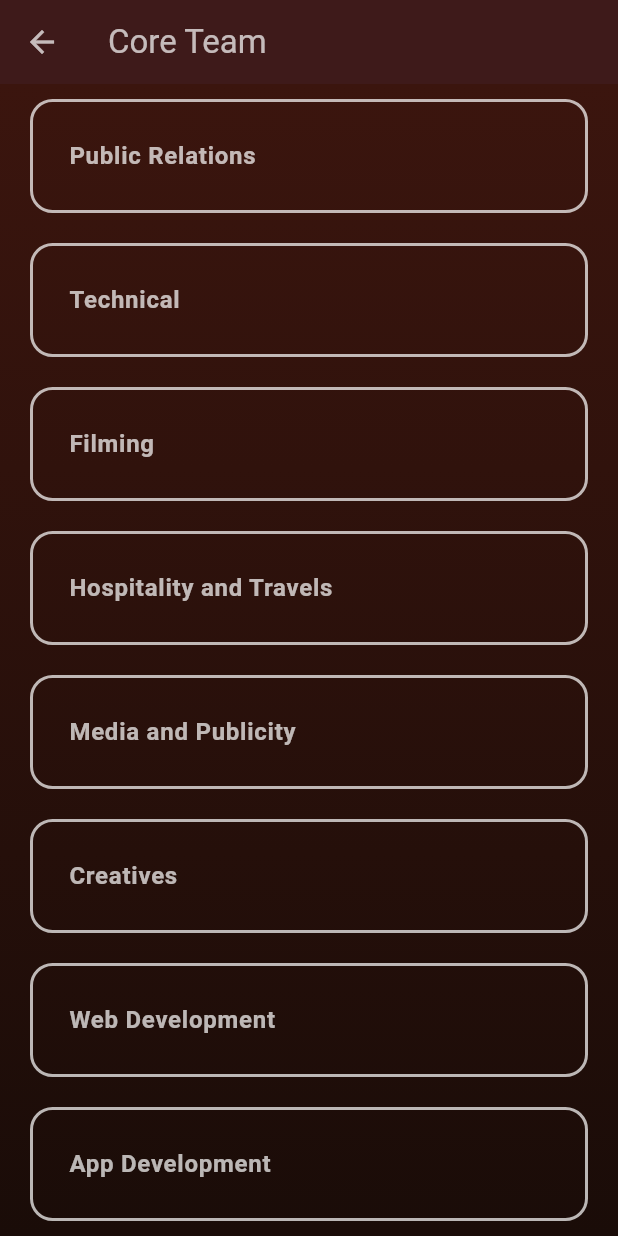
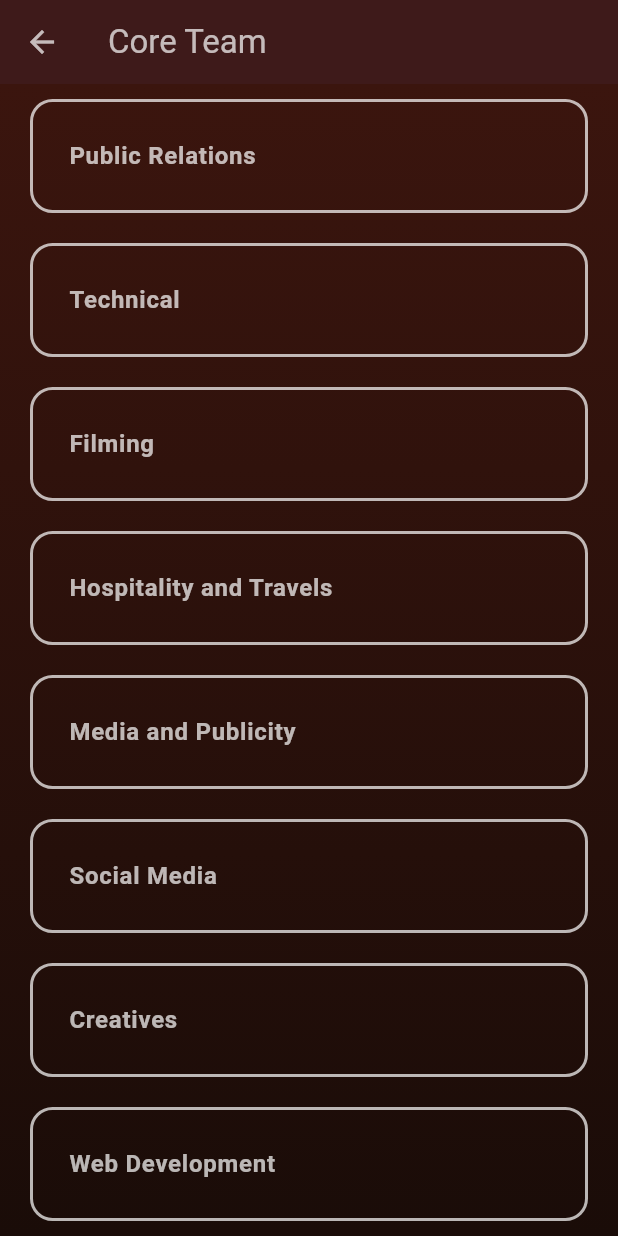
Before and after one commit to deadmoont/Pavilion, a Flutter app: the TeamPage screen opened directly, scrolled down 576 dp, on a phone screen of 412 x 824 dp. Run offline on Flutter 3.47's test engine with Material 3 defaults, Android fonts, the phone set to English and light mode, and no system bars; our stand-ins replace cached_network_image, chewie, cloud_firestore, firebase_core, firebase_messaging, flutter_local_notifications and 11 more; missing offline and left inert: animate_gradient, bottom_bar_matu, carousel_slider_plus, dart:ffi; accounts and stored records are empty; project files that could hold a hidden picture were left out.

Commit message:
teams done

```diff
--- a/lib/screens/TeamsPage.dart
+++ b/lib/screens/TeamsPage.dart
@@ -18,6 +18,7 @@ class _TeamPageState extends State<TeamPage> {
     'Filming',
     'Hospitality and Travels',
     'Media and Publicity',
+    'Social Media',
     'Creatives',
     'Web Development',
     'App Development',
@@ -31,17 +32,23 @@ class _TeamPageState extends State<TeamPage> {
   'name': 'Aditya Arya',
   'role': 'Cultural Secretary',
   'imageUrl':
-            'https://firebasestorage.googleapis.com/v0/b/first-e6681.appspot.com/o/team%2FBoard%20of%20Festival%20Organizers%2FAditya%20Arya%2FAdityaArya%20-%20ADITYA%20KUMAR%20ARYA.png?alt=media&token=9bca7006-b184-49d6-aa49-be0fea3c4057'
+  'https://firebasestorage.googleapis.com/v0/b/first-e6681.appspot.com/o/Effervescence%20clubs%2FBOFO%2FIMG_8267%5B1%5D.jpg?alt=media&token=ac595759-b8bf-4749-afcb-756ecf85baf3'
   },
-      {'name': 'Manoj Pallaki', 'role': 'General Secretary', 'imageUrl': ''},
-      {'name': 'Om Khangat', 'role': 'President', 'imageUrl': ''},
+  {'name': 'Manoj Pallaki',
+  'role': 'General Secretary',
+  'imageUrl': 'https://firebasestorage.googleapis.com/v0/b/first-e6681.appspot.com/o/Effervescence%20clubs%2FBOFO%2FWhatsApp%20Image%202024-10-23%20at%2000.04.19_f9090f4a.jpg?alt=media&token=65854b2d-3291-49cc-84e4-bca74228422a'
+  },
+  {
+  'name': 'Om Khangat',
+  'role': 'President',
+  'imageUrl': 'https://firebasestorage.googleapis.com/v0/b/first-e6681.appspot.com/o/Effervescence%20clubs%2FBOFO%2FWhatsApp%20Image%202024-10-23%20at%2000.04.19_f9090f4a.jpg?alt=media&token=65854b2d-3291-49cc-84e4-bca74228422a'},
   ],
   'Operations head': [
   {
   'name': 'Abhimanyu Choudhary',
   'role': 'Head, Operations Head',
   'imageUrl':
-            'https://firebasestorage.googleapis.com/v0/b/first-e6681.appspot.com/o/team%2FBoard%20of%20Festival%20Organizers%2FAditya%20Arya%2FAdityaArya%20-%20ADITYA%20KUMAR%20ARYA.png?alt=media&token=9bca7006-b184-49d6-aa49-be0fea3c4057'
+  'https://firebasestorage.googleapis.com/v0/b/first-e6681.appspot.com/o/team%2FOperations%20Head%2FAbhimanyu%20Chaudhary%2F419025796_1423823798246150_2772186203953349587_n.jpg?alt=media&token=c7eb34c0-4380-49a7-9eaa-4fbf9ec43b6a'
   },
   ],
   'App Development': [
@@ -75,7 +82,7 @@ class _TeamPageState extends State<TeamPage> {
   'name': 'Rudresh Dabre',
   'role': 'Head, Branding',
   'imageUrl':
-            'https://firebasestorage.googleapis.com/v0/b/first-e6681.appspot.com/o/Effervescence%20clubs%2FBranding%20and%20Logistics%2F20240405_194458%20-%20RUDRESH%20MOHAN%20DABRE-1.jpg?alt=media&token=bb1e79f8-6dc6-4051-bda6-bd1db7abf8f6'
+  'https://firebasestorage.googleapis.com/v0/b/first-e6681.appspot.com/o/Effervescence%20clubs%2FBranding%20and%20Logistics%2FRudresh.jpg?alt=media&token=ba92e601-5a2e-45a3-8a75-a23832e9b313'
   },
   {
   'name': 'Ravi Prakash',
@@ -101,7 +108,7 @@ class _TeamPageState extends State<TeamPage> {
   'name': 'Shashank Arora',
   'role': 'Head, Creatives',
   'imageUrl':
-            'https://firebasestorage.googleapis.com/v0/b/first-e6681.appspot.com/o/Effervescence%20clubs%2FCreatives%2F1725047197541%20-%20Shruti%20Agrawal.jpg?alt=media&token=06d9c603-ba77-49b2-b8bc-f8be3b27a92e'
+  'https://firebasestorage.googleapis.com/v0/b/first-e6681.appspot.com/o/Effervescence%20clubs%2FCreatives%2FWhatsApp%20Image%202024-08-30%20at%2021.28.49_a068404e%20-%20Shashank%20Arora.jpg?alt=media&token=fbf0b2d5-9f9c-451f-bfbf-637bb4f57f64'
   },
   ],
   'Events and Managements': [
@@ -109,45 +116,58 @@ class _TeamPageState extends State<TeamPage> {
   'name': 'Manas Gupta',
   'role': 'Head, Events',
   'imageUrl':
-            'https://firebasestorage.googleapis.com/v0/b/first-e6681.appspot.com/o/Effervescence%20clubs%2FEvents%20and%20Managements%2FIMG_2061%20-%20MANAS%20GUPTA.jpeg?alt=media&token=9c35e178-3d65-4958-8638-667bdf555749'
+  'https://firebasestorage.googleapis.com/v0/b/first-e6681.appspot.com/o/Effervescence%20clubs%2FEvents%20and%20Managements%2FIMG_2061%20-%20MANAS%20GUPTA%20(1).jpeg?alt=media&token=cf2294fc-0fce-4459-b7bf-b25428d6050e'
   },
   {
   'name': 'Aryan Shah',
   'role': 'Head, Events',
   'imageUrl':
-            'https://firebasestorage.googleapis.com/v0/b/first-e6681.appspot.com/o/Effervescence%20clubs%2FEvents%20and%20Managements%2FDE50223D-02FE-4FF5-ADBC-B24930A420C4%20-%20Aryan%20Shah.jpeg?alt=media&token=9e7e17a6-4c6e-44f2-8c08-b036a68ed856'
+  'https://firebasestorage.googleapis.com/v0/b/first-e6681.appspot.com/o/Effervescence%20clubs%2FEvents%20and%20Managements%2FDE50223D-02FE-4FF5-ADBC-B24930A420C4%20-%20Aryan%20Shah%20(2).jpeg?alt=media&token=b734826b-71ec-40c7-946e-bbe1c682e43d'
   },
   {
   'name': 'Ravindra Chaudhary',
   'role': 'Head, Events',
   'imageUrl':
-            'https://firebasestorage.googleapis.com/v0/b/first-e6681.appspot.com/o/Effervescence%20clubs%2FEvents%20and%20Managements%2FIMG_2061%20-%20MANAS%20GUPTA.jpeg?alt=media&token=9c35e178-3d65-4958-8638-667bdf555749'
+  'https://firebasestorage.googleapis.com/v0/b/first-e6681.appspot.com/o/Effervescence%20clubs%2FEvents%20and%20Managements%2FScreenshot%202024-10-22%20at%2011.53.17%E2%80%AFPM.png?alt=media&token=5256f2b2-fb72-4457-8008-9fb8783c0c9b'
   },
+  ],
+    'Overall coordinators': [
+      {
+      'name': 'Ansh Gadwal',
+      'role': 'Overall Coordinator',
+      'imageUrl': 'https://firebasestorage.googleapis.com/v0/b/first-e6681.appspot.com/o/team%2FOverall%20coordinators%2FAnsh%20Gadwal%2Fansh%20gadwal.png?alt=media&token=05f77d2b-6099-4dca-ba34-ea83b2de268c',
+      },
+      {
+        'name': 'Ayush Saxena',
+        'role': 'Overall Coordinator',
+        'imageUrl': 'https://firebasestorage.googleapis.com/v0/b/first-e6681.appspot.com/o/team%2FOverall%20coordinators%2FAyush%20Saxena%2FIMG_20240823_182438%20-%20Ayush%20Saxena.jpg?alt=media&token=fb8cca71-08c6-4130-8c28-f1be268e2d83',
+      },
+
     ],
   'Filming': [
   {
   'name': 'Ashutosh',
   'role': 'Head, Filming',
   'imageUrl':
-            'https://firebasestorage.googleapis.com/v0/b/first-e6681.appspot.com/o/Effervescence%20clubs%2FFilming%2F20230428_154532%20-%20Ashutosh.jpg?alt=media&token=7a115294-f32e-4456-8dbf-253428562e47'
+  'https://firebasestorage.googleapis.com/v0/b/first-e6681.appspot.com/o/Effervescence%20clubs%2FFilming%2F20230428_154532%20-%20Ashutosh%20(1).jpg?alt=media&token=766917cb-8c0c-4a81-9e3c-d945fbb35cb3'
   },
   {
   'name': 'Harsh Shah',
   'role': 'Head, Filming',
   'imageUrl':
-            'https://firebasestorage.googleapis.com/v0/b/first-e6681.appspot.com/o/Effervescence%20clubs%2FFilming%2FIMG_20240828_161848%20-%20HARSH%20KAMLESHKUMAR%20SHAH.jpg?alt=media&token=0758d795-b6a9-4633-95a2-bb89f6683ccf'
+  'https://firebasestorage.googleapis.com/v0/b/first-e6681.appspot.com/o/Effervescence%20clubs%2FFilming%2FIMG_20240828_161848%20-%20HARSH%20KAMLESHKUMAR%20SHAH%20(1).jpg?alt=media&token=9b4ed20e-e7a7-4ef7-8e9b-4ce9e6376768'
   },
   {
   'name': 'Siddharth Thota',
   'role': 'Head, Filming',
   'imageUrl':
-            'https://firebasestorage.googleapis.com/v0/b/first-e6681.appspot.com/o/Effervescence%20clubs%2FFilming%2FIMG_4464%20-%20siddhartha%20thota.jpeg?alt=media&token=a4ea7194-3c7c-46a2-974a-b4ca250e12a1'
+  'https://firebasestorage.googleapis.com/v0/b/first-e6681.appspot.com/o/Effervescence%20clubs%2FFilming%2FROHIT%20G.png?alt=media&token=5a75e46c-6ab4-4477-9140-012c588675c9'
   },
   {
   'name': 'Rohith G',
   'role': 'Head, Filming',
   'imageUrl':
-            'https://firebasestorage.googleapis.com/v0/b/first-e6681.appspot.com/o/Effervescence%20clubs%2FFilming%2FIMG_20240828_161848%20-%20HARSH%20KAMLESHKUMAR%20SHAH.jpg?alt=media&token=0758d795-b6a9-4633-95a2-bb89f6683ccf'
+  'https://firebasestorage.googleapis.com/v0/b/first-e6681.appspot.com/o/Effervescence%20clubs%2FFilming%2FROHIT%20G.png?alt=media&token=5a75e46c-6ab4-4477-9140-012c588675c9'
   },
   ],
   'Web Development': [
@@ -175,147 +195,132 @@ class _TeamPageState extends State<TeamPage> {
   'name': 'Shreeta Mishra',
   'role': 'Head, Sponsorship',
   'imageUrl':
-            'https://firebasestorage.googleapis.com/v0/b/first-e6681.appspot.com/o/team%2FSponsorship%20and%20marketing%2FIMG_9476%20-%20Shreeta%20Mishra.jpeg?alt=media&token=7f8d2b02-c06e-4e76-8359-2c9803850bcb'
+  'https://firebasestorage.googleapis.com/v0/b/first-e6681.appspot.com/o/Effervescence%20clubs%2FSponsorship%20and%20marketing%2FIMG_9476%20-%20Shreeta%20Mishra.jpeg?alt=media&token=7f8d2b02-c06e-4e76-8359-2c9803850bcb'
   },
   {
   'name': 'Sagnik Mandal',
   'role': 'Head, Sponsorship',
   'imageUrl':
-            'https://firebasestorage.googleapis.com/v0/b/first-e6681.appspot.com/o/team%2FSponsorship%20and%20marketing%2FSagnik_Mandal%20-%20Hrishika%20Singh.png?alt=media&token=e5959d84-9566-4ba1-94a5-bc7f134aa2b1'
+  'https://firebasestorage.googleapis.com/v0/b/first-e6681.appspot.com/o/Effervescence%20clubs%2FSponsorship%20and%20marketing%2FSagnik_Mandal%20-%20Hrishika%20Singh.png?alt=media&token=e5959d84-9566-4ba1-94a5-bc7f134aa2b1'
   },
   {
   'name': 'Parimal Amrutkar',
   'role': 'Head, Sponsorship',
   'imageUrl':
-            'https://firebasestorage.googleapis.com/v0/b/first-e6681.appspot.com/o/team%2FSponsorship%20and%20marketing%2FSAVE_20231011_231141%20-%20PARIMAL%20SHASHIKANT%20AMRUTKAR.jpg?alt=media&token=2b4cc02c-294b-4a28-a2a3-e76556ebb85e'
+  'https://firebasestorage.googleapis.com/v0/b/first-e6681.appspot.com/o/Effervescence%20clubs%2FSponsorship%20and%20marketing%2FSAVE_20231011_231141%20-%20PARIMAL%20SHASHIKANT%20AMRUTKAR.jpg?alt=media&token=2b4cc02c-294b-4a28-a2a3-e76556ebb85e'
   },
   {
   'name': 'Aakif Nehal',
   'role': 'Head, Sponsorship',
   'imageUrl':
-            'https://firebasestorage.googleapis.com/v0/b/first-e6681.appspot.com/o/team%2FSponsorship%20and%20marketing%2FIMG_9476%20-%20Shreeta%20Mishra.jpeg?alt=media&token=7f8d2b02-c06e-4e76-8359-2c9803850bcb'
+  'https://firebasestorage.googleapis.com/v0/b/first-e6681.appspot.com/o/Effervescence%20clubs%2FSponsorship%20and%20marketing%2FScreenshot%202024-10-23%20at%2012.10.30%E2%80%AFAM.png?alt=media&token=6f1e38c7-48a3-47f6-9747-9cd2ed899aaa'
   },
   ],
-    // 'Media and Publicity': [
-    //   {
-    //     'name': 'Harsh Singh',
-    //     'role': 'Head, Media and Publicity',
-    //     'imageUrl': ''
-    //   },
-    //   {
-    //     'name': 'Ria Chugh',
-    //     'role': 'Head, Media and Publicity',
-    //     'imageUrl': 'https://firebasestorage.googleapis.com/v0/b/first-e6681.appspot.com/o/team%2FMedia%20and%20Publicity%2Fria%20-%20RIA%20CHUGH-1.jpg?alt=media&token=9319ba96-979f-404e-9848-ec85559fe135'
-    //   },
-    //   {
-    //     'name': 'Dimple Bhondekar',
-    //     'role': 'Head, Media and Publicity',
-    //     'imageUrl': 'https://firebasestorage.googleapis.com/v0/b/first-e6681.appspot.com/o/team%2FMedia%20and%20Publicity%2F53650968675_7b67d41c53_o%20-%20DIMPLE%20BHONDEKAR-1.jpg?alt=media&token=4fbbb6a6-a177-4bfa-b2a9-12b1e91de23b'
-    //   },
-    //   {
-    //     'name': 'Nilesh Chaubey',
-    //     'role': 'Head, Media and Publicity',
-    //     'imageUrl': 'https://firebasestorage.googleapis.com/v0/b/first-e6681.appspot.com/o/team%2FMedia%20and%20Publicity%2F53650968675_7b67d41c53_o%20-%20DIMPLE%20BHONDEKAR-1.jpg?alt=media&token=4fbbb6a6-a177-4bfa-b2a9-12b1e91de23b'
-    //   },
-    // ],
   'Finance': [
   {
   'name': 'Chirag Paliwal',
   'role': 'Head, Finance',
-        'imageUrl': 'https://example.com/path_to_ananya_image.jpg'
+  'imageUrl': 'https://firebasestorage.googleapis.com/v0/b/first-e6681.appspot.com/o/Effervescence%20clubs%2FFinance%2Fchairag%20paliWAL.png?alt=media&token=346fef6c-4199-4dc2-bfbb-eaf45e5e42cf'
   },
   ],
   'Hospitality and Travels': [
   {
   'name': 'Nikunj Agrawal',
   'role': 'Head, Hospitality',
-        'imageUrl': 'https://example.com/path_to_neha_image.jpg'
+  'imageUrl': 'https://firebasestorage.googleapis.com/v0/b/first-e6681.appspot.com/o/Effervescence%20clubs%2FHospitality%20And%20Travels%2FHeads%2FNikunj%20Agarwal%2FIMG-20240518-WA0065%20-%20Nikunj%20Agarwal.jpg?alt=media&token=092d27dd-d597-4328-84d4-1f3e5e9e3b19'
   },
   {
   'name': 'Hrishika Singh',
   'role': 'Head, Travels',
-        'imageUrl': 'https://example.com/path_to_kunal_image.jpg'
+  'imageUrl': 'https://firebasestorage.googleapis.com/v0/b/first-e6681.appspot.com/o/Effervescence%20clubs%2FHospitality%20And%20Travels%2FHeads%2FHrishika%20Singh%2FHrishika_Singh%20-%20Hrishika%20Singh.jpg?alt=media&token=697be1f5-29d4-414d-a758-16d58a988a7e'
   },
   {
   'name': 'Mohit Bajaj',
   'role': 'Head, Travels',
-        'imageUrl': 'https://example.com/path_to_kunal_image.jpg'
+  'imageUrl': 'https://firebasestorage.googleapis.com/v0/b/first-e6681.appspot.com/o/Effervescence%20clubs%2FHospitality%20And%20Travels%2FHeads%2FMohit%20Bajaj%2F20230822_230529%20-%20Mohit%20Bajaj.jpg?alt=media&token=90a82ea3-1d72-4505-9249-e9b03503a7c9'
   },
   {
   'name': 'Khushi Mehta',
   'role': 'Head, Travels',
-        'imageUrl': 'https://example.com/path_to_kunal_image.jpg'
+  'imageUrl': 'https://firebasestorage.googleapis.com/v0/b/first-e6681.appspot.com/o/Effervescence%20clubs%2FHospitality%20And%20Travels%2FHeads%2FKhushi%20Mehta%2FIMG_6592%20-%20Khushi%20Mehta.jpeg?alt=media&token=9f85c609-2f08-488f-8fed-511dee284209'
   },
   ],
   'Public Relations': [
   {
   'name': 'Tanay Falor',
   'role': 'Head, Public Relations',
-        'imageUrl': 'https://example.com/path_to_priya_image.jpg'
+  'imageUrl': 'https://firebasestorage.googleapis.com/v0/b/first-e6681.appspot.com/o/Effervescence%20clubs%2FPublic%20Relation%2FHeads%2FTanay%20Falor%2FIMG_20230929_153445%20-%20Tanay%20(1)%20(1).jpg?alt=media&token=7be69860-1c5f-4a1b-a36d-e987451da6eb'
   },
   {
   'name': 'Ksshittij Karthik',
   'role': 'Head, Public Relations',
-        'imageUrl': 'https://example.com/path_to_priya_image.jpg'
+  'imageUrl': 'https://firebasestorage.googleapis.com/v0/b/first-e6681.appspot.com/o/Effervescence%20clubs%2FPublic%20Relation%2FHeads%2FKsshittij%20Karthik%2FIMG_9475%20-%20kshitij%20karthik%20E%20(1)%20(1).jpg?alt=media&token=4c6df4fd-825a-4df9-8946-d2d5fb71b8bc'
   },
   {
   'name': 'Prakhar Shukla',
   'role': 'Head, Public Relations',
-        'imageUrl': 'https://example.com/path_to_priya_image.jpg'
+  'imageUrl': 'https://firebasestorage.googleapis.com/v0/b/first-e6681.appspot.com/o/Effervescence%20clubs%2FPublic%20Relation%2FHeads%2FPrakhar%20Shukla%2FScreenshot%202024-10-22%20at%2011.54.36%E2%80%AFPM%20(1).png?alt=media&token=d2490cb3-6004-4f04-927f-2765bc6132db'
   },
   {
   'name': 'Devya Gupta',
   'role': 'Head, Public Relations',
-        'imageUrl': 'https://example.com/path_to_priya_image.jpg'
+  'imageUrl': 'https://firebasestorage.googleapis.com/v0/b/first-e6681.appspot.com/o/Effervescence%20clubs%2FPublic%20Relation%2FHeads%2FDevya%20Gupta%2F20240119_211603%20-%20DEVYA%20GUPTA-min.jpg?alt=media&token=2d27cc49-7caf-4b44-bc8a-6c532b42778e'
   },
   ],
   'Social Media': [
   {
+  'name': 'Rishika Aggarwal',
+  'role': 'Head, Social Media',
+  'imageUrl': 'https://firebasestorage.googleapis.com/v0/b/first-e6681.appspot.com/o/Effervescence%20clubs%2FSocial%20Media%2FHeads%2FRishika%20Agarwal%2FRISHIKA%20AGARWAL.png?alt=media&token=b1a307c2-792a-4a8b-894a-6e5eb2f6f0b1'
+  },
+  ],
+  'Media and Publicity': [
+  {
   'name': 'Harsh Singh',
-        'role': 'Head, Social Media',
-        'imageUrl': 'https://example.com/path_to_sakshi_image.jpg'
+  'role': 'Head, Media',
+  'imageUrl': 'https://firebasestorage.googleapis.com/v0/b/first-e6681.appspot.com/o/Effervescence%20clubs%2FMedia%20and%20Publicity%2FScreenshot%202024-10-22%20at%2011.50.05%E2%80%AFPM.png?alt=media&token=90db7438-835c-4ee3-8f45-8b6cb3bdd11d'
   },
   {
   'name': 'Ria Chugh',
-        'role': 'Head, Social Media',
-        'imageUrl': 'https://example.com/path_to_vikram_image.jpg'
+  'role': 'Head, Media',
+  'imageUrl': 'https://firebasestorage.googleapis.com/v0/b/first-e6681.appspot.com/o/Effervescence%20clubs%2FMedia%20and%20Publicity%2Fria%20-%20RIA%20CHUGH-1.jpg?alt=media&token=9319ba96-979f-404e-9848-ec85559fe135'
   },
   {
   'name': 'Nilesh Chaubey',
-        'role': 'Head, Social Media',
-        'imageUrl': 'https://example.com/path_to_vikram_image.jpg'
+  'role': 'Head, Media',
+  'imageUrl': 'https://firebasestorage.googleapis.com/v0/b/first-e6681.appspot.com/o/Effervescence%20clubs%2FMedia%20and%20Publicity%2FNILESH.png?alt=media&token=d48b5c0c-6a24-4b6f-801d-0860674cfaaa'
   },
   {
   'name': 'Dimple Bhondekar',
   'role': 'Head, Social Media',
-        'imageUrl': 'https://example.com/path_to_vikram_image.jpg'
+  'imageUrl': 'https://firebasestorage.googleapis.com/v0/b/first-e6681.appspot.com/o/Effervescence%20clubs%2FMedia%20and%20Publicity%2F53650968675_7b67d41c53_o%20-%20DIMPLE%20BHONDEKAR-1.jpg?alt=media&token=4fbbb6a6-a177-4bfa-b2a9-12b1e91de23b'
   },
   ],
   'Technical': [
   {
   'name': 'Parth Dhokane',
   'role': 'Head, Technical',
-        'imageUrl': 'https://example.com/path_to_rohan_image.jpg'
+  'imageUrl': 'https://firebasestorage.googleapis.com/v0/b/first-e6681.appspot.com/o/Effervescence%20clubs%2FTechnical%2FHeads%2FParth%20Dhokane%2Feffe_photo%20-%20Parth%20Dhokane.jpeg?alt=media&token=efbcb546-1a22-49df-9e78-7ac379df84e2'
   },
   {
   'name': 'Abhishek Kumar',
   'role': 'Head, Technical',
-        'imageUrl': 'https://example.com/path_to_sanya_image.jpg'
+  'imageUrl': 'https://firebasestorage.googleapis.com/v0/b/first-e6681.appspot.com/o/Effervescence%20clubs%2FTechnical%2FHeads%2FAbhishek%20Kumar%2FAbhishek%20-%20ABHISHEK%20KUMAR.jpg?alt=media&token=89dc79a7-0419-482f-a362-763dcbb1adf0'
   },
   {
   'name': 'Srijan Jain',
   'role': 'Head, Technical',
-        'imageUrl': 'https://example.com/path_to_sanya_image.jpg'
+  'imageUrl': 'https://firebasestorage.googleapis.com/v0/b/first-e6681.appspot.com/o/Effervescence%20clubs%2FTechnical%2FHeads%2FSrijan%20Jain%2FIMG-20240419-WA0000%20-%20srijan%20jain.jpg?alt=media&token=6ed12127-f918-464f-972d-0b6fdbdadaa0'
   },
   {
   'name': 'Vasu Singla',
   'role': 'Head, Technical',
-        'imageUrl': 'https://example.com/path_to_sanya_image.jpg'
+  'imageUrl': 'https://firebasestorage.googleapis.com/v0/b/first-e6681.appspot.com/o/Effervescence%20clubs%2FTechnical%2FHeads%2FVasu%20Singla%2FScreenshot%202024-10-23%20at%2012.08.15%E2%80%AFAM.png?alt=media&token=ed8b02ee-a9aa-4c34-9cac-1d41761cef67'
   },
   {
   'name': 'Nandini Gupta',
   'role': 'Head, Technical',
-        'imageUrl': 'https://example.com/path_to_sanya_image.jpg'
+  'imageUrl': 'https://firebasestorage.googleapis.com/v0/b/first-e6681.appspot.com/o/Effervescence%20clubs%2FTechnical%2FHeads%2FNandini%20Gupta%2FNANDINI%20GUPTA.png?alt=media&token=d6372763-d0f5-4199-85dd-890283ded6f7'
   },
   ],
 };
```
Lines whose indentation alone changed are shown as unchanged.
